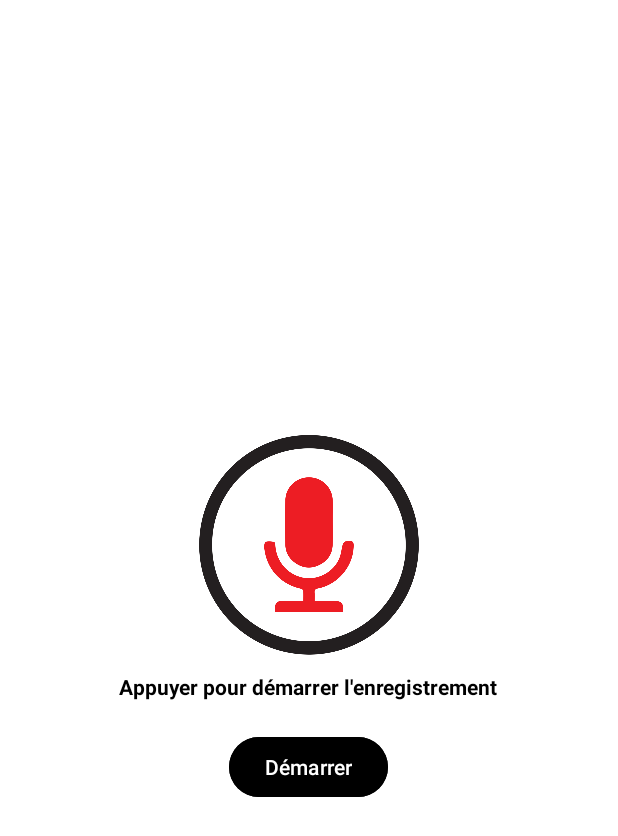
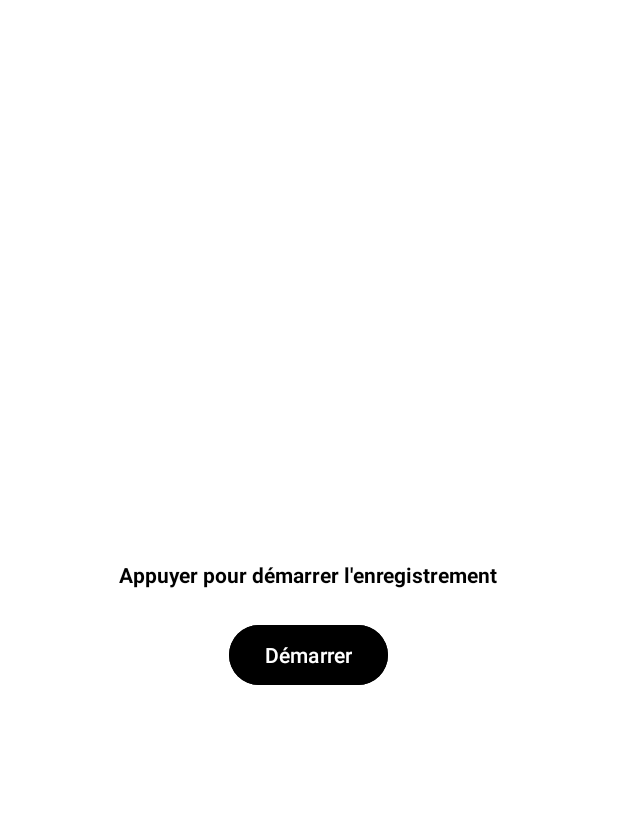
Before and after one commit to f-musa/ML-IOT-GR6, an Android app: the AudioRecordingActivity screen opened directly, with no data from a screen before it, on a phone screen of 412 x 824 dp. Shown: the top 836 px of the screen. Run offline under Robolectric (Android 15) with nearby library versions, the phone set to English and light mode, and no system bars.

```diff
--- a/MobileApp/app/src/main/res/layout/activity_audio_recording.xml
+++ b/MobileApp/app/src/main/res/layout/activity_audio_recording.xml
@@ -8,10 +8,7 @@
     android:gravity="center"
     android:background="@color/white" >
 
-    <ImageView
-        android:layout_width="match_parent"
-        android:layout_height="150dp"
-        android:src="@drawable/recording_logo" />
+
 
     <TextView
         android:id="@+id/textViewStatus"
```
Also changed, not shown: MobileApp/app/src/main/res/drawable/recording_logo.png (deleted), 4 other files.
